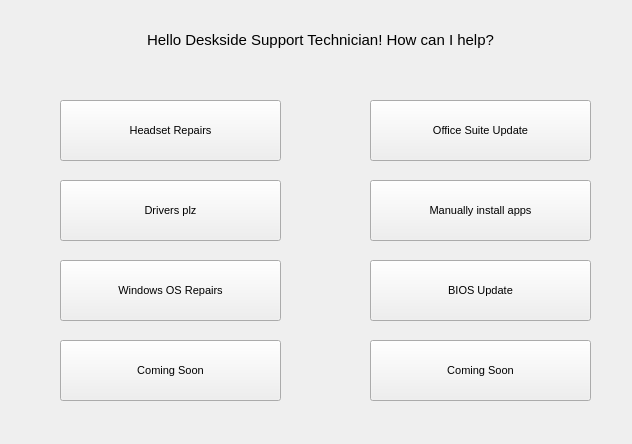
Qt form DesksideToolkit.ui (RayWonders/DesksideToolkit) before a commit.
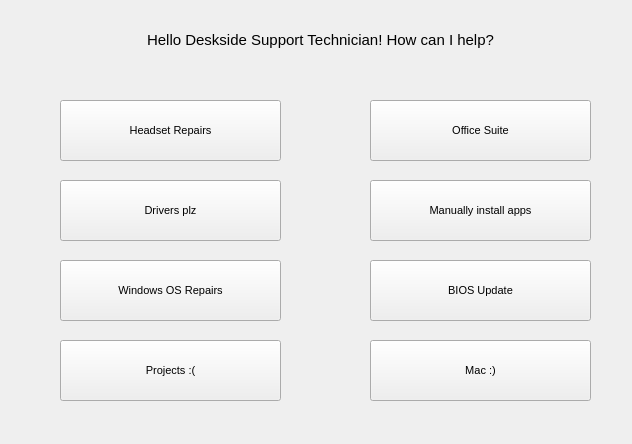
The same form after that commit.

What changed in the file:
```diff
--- a/DesksideToolkit.ui
+++ b/DesksideToolkit.ui
@@ -97,8 +97,11 @@
       <pointsize>8</pointsize>
      </font>
     </property>
+    <property name="styleSheet">
+     <string notr="true">Stores</string>
+    </property>
     <property name="text">
-     <string>Coming Soon</string>
+     <string>Projects :(</string>
     </property>
    </widget>
    <widget class="QLabel" name="TitleLabel">
@@ -173,7 +176,7 @@
      </font>
     </property>
     <property name="text">
-     <string>Coming Soon</string>
+     <string>Mac :)</string>
     </property>
    </widget>
    <widget class="QPushButton" name="ButtonApp">
@@ -233,7 +236,7 @@
      </font>
     </property>
     <property name="text">
-     <string>Office Suite Update</string>
+     <string>Office Suite</string>
     </property>
    </widget>
   </widget>
```
Left out of the diff: 94 changed lines with no effect on the pictures.
